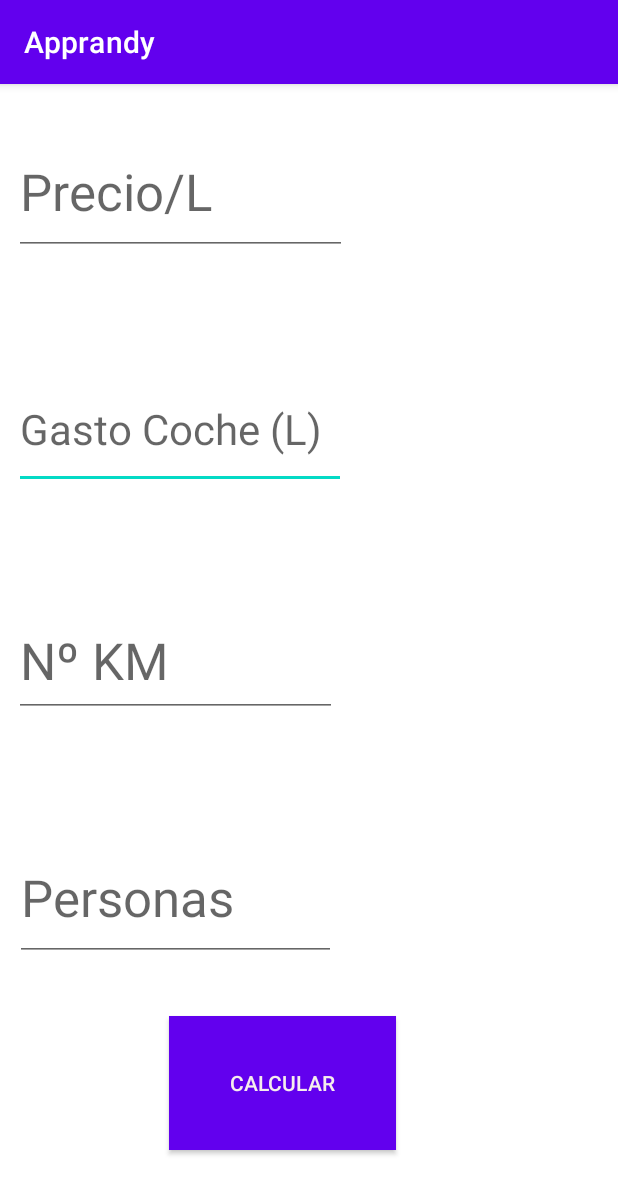
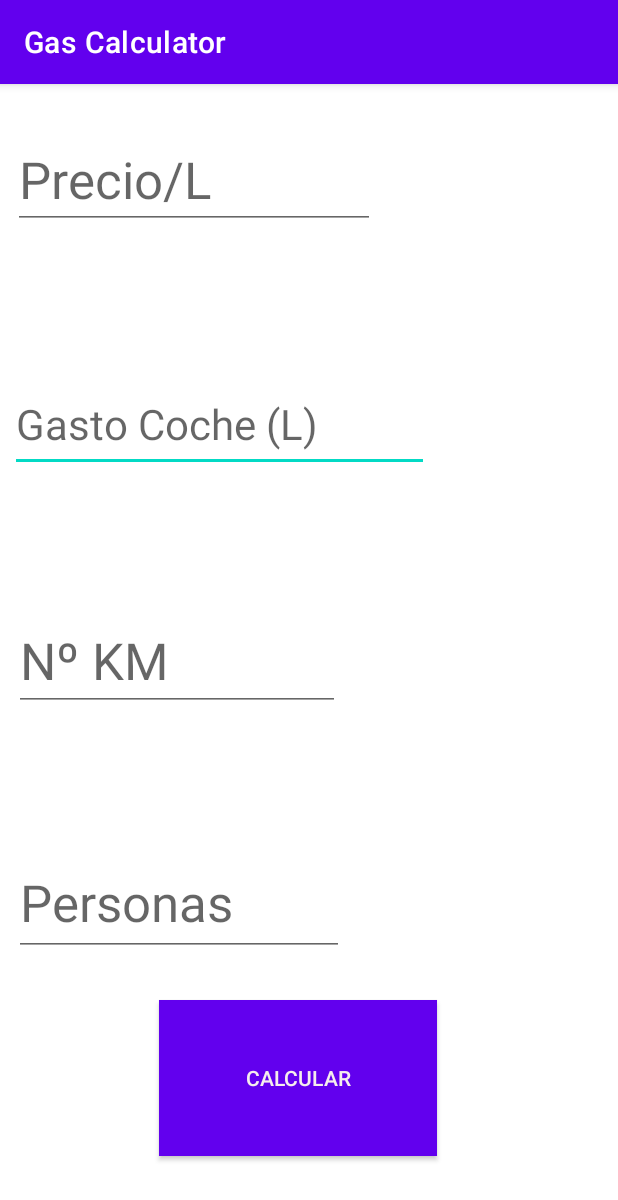
Before and after one commit to stb58/Pruebas, an Android app: the screen it shows after launch (MainActivity), on a phone screen of 412 x 824 dp. Shown: the top 1200 px of the screen. Run offline under Robolectric (Android 15) with nearby library versions, the phone set to English and light mode, and no system bars.

Commit message:
Cambiado Nombre

```diff
--- a/app/src/main/res/layout/activity_main.xml
+++ b/app/src/main/res/layout/activity_main.xml
@@ -9,23 +9,23 @@
     <Button
         android:id="@+id/CALCULAR"
         style="@style/Widget.AppCompat.Button"
-        android:layout_width="151dp"
-        android:layout_height="89dp"
+        android:layout_width="185dp"
+        android:layout_height="104dp"
         android:background="#0A24CC"
         android:text="CALCULAR"
         android:textColor="#F6EDED"
         app:layout_constraintBottom_toBottomOf="parent"
         app:layout_constraintEnd_toEndOf="parent"
-        app:layout_constraintHorizontal_bias="0.432"
+        app:layout_constraintHorizontal_bias="0.468"
         app:layout_constraintStart_toStartOf="parent"
         app:layout_constraintTop_toTopOf="parent"
-        app:layout_constraintVertical_bias="0.916"
+        app:layout_constraintVertical_bias="0.92"
         tools:ignore="MissingConstraints" />
 
     <EditText
         android:id="@+id/gasolina"
-        android:layout_width="221dp"
-        android:layout_height="79dp"
+        android:layout_width="279dp"
+        android:layout_height="63dp"
         android:ems="10"
         android:hint="Gasto Coche (L)"
         android:inputType="number|textPersonName"
@@ -42,8 +42,8 @@
 
     <EditText
         android:id="@+id/km"
-        android:layout_width="215dp"
-        android:layout_height="75dp"
+        android:layout_width="217dp"
+        android:layout_height="67dp"
         android:layout_marginBottom="34dp"
         android:ems="10"
         android:hint="Nº KM"
@@ -59,8 +59,8 @@
 
     <EditText
         android:id="@+id/personas"
-        android:layout_width="214dp"
-        android:layout_height="84dp"
+        android:layout_width="220dp"
+        android:layout_height="71dp"
         android:ems="10"
         android:hint="Personas"
         android:inputType="number|textPersonName"
@@ -75,8 +75,8 @@
 
     <EditText
         android:id="@+id/precio"
-        android:layout_width="222dp"
-        android:layout_height="84dp"
+        android:layout_width="241dp"
+        android:layout_height="66dp"
         android:ems="10"
         android:hint="Precio/L"
         android:inputType="number|textPersonName"
--- a/app/src/main/res/values/strings.xml
+++ b/app/src/main/res/values/strings.xml
@@ -1,3 +1,3 @@
 <resources>
-    <string name="app_name">Apprandy</string>
+    <string name="app_name">Gas Calculator</string>
 </resources>
```
